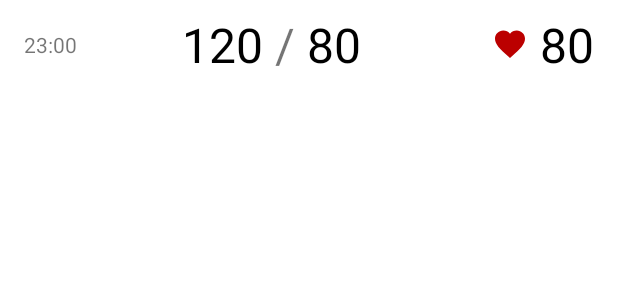
After one commit to udav2alex/PulsePressure, an Android app: the layout item_record.xml on its own in the app's theme, with its tools: preview values and no code run, on a phone screen of 412 x 824 dp. The commit adds this screen. Shown: the top 300 px of the screen. Run offline under Robolectric (Android 15) with nearby library versions, the phone set to English and light mode, and no system bars.

Commit message:
feat: UI, RecyclerView & RepositoryStub

```diff
--- /dev/null
+++ b/app/src/main/java/ru/gressor/pulsepressure/ui/editor/EditorFragment.kt
@@ -0,0 +1,6 @@
+package ru.gressor.pulsepressure.ui.editor
+
+import ru.gressor.pulsepressure.ui.BaseFragment
+
+class EditorFragment {
+}
--- /dev/null
+++ b/app/src/main/res/drawable/heart.xml
@@ -0,0 +1,10 @@
+<vector xmlns:android="http://schemas.android.com/apk/res/android"
+    android:width="24dp"
+    android:height="24dp"
+    android:viewportWidth="24"
+    android:viewportHeight="24"
+    android:tint="?attr/colorControlNormal">
+  <path
+      android:fillColor="@android:color/white"
+      android:pathData="M12,21.35l-1.45,-1.32C5.4,15.36 2,12.28 2,8.5 2,5.42 4.42,3 7.5,3c1.74,0 3.41,0.81 4.5,2.09C13.09,3.81 14.76,3 16.5,3 19.58,3 22,5.42 22,8.5c0,3.78 -3.4,6.86 -8.55,11.54L12,21.35z"/>
+</vector>
--- /dev/null
+++ b/app/src/main/res/layout/item_record.xml
@@ -0,0 +1,67 @@
+<?xml version="1.0" encoding="utf-8"?>
+<androidx.constraintlayout.widget.ConstraintLayout xmlns:android="http://schemas.android.com/apk/res/android"
+    xmlns:app="http://schemas.android.com/apk/res-auto"
+    xmlns:tools="http://schemas.android.com/tools"
+    android:layout_width="match_parent"
+    android:layout_height="wrap_content">
+
+    <TextView
+        android:id="@+id/time_text_view"
+        android:layout_width="wrap_content"
+        android:layout_height="wrap_content"
+        android:layout_margin="@dimen/gap_standard_16dp"
+        app:layout_constraintBottom_toBottomOf="parent"
+        app:layout_constraintStart_toStartOf="parent"
+        app:layout_constraintTop_toTopOf="parent"
+        tools:text="23:00" />
+
+    <TextView
+        android:id="@+id/delimiter"
+        android:layout_width="wrap_content"
+        android:layout_height="wrap_content"
+        android:padding="@dimen/gap_half_8dp"
+        android:text="@string/delimiter"
+        android:textSize="@dimen/data_size_32sp"
+        app:layout_constraintBottom_toBottomOf="parent"
+        app:layout_constraintEnd_toStartOf="@id/pulse_text_view"
+        app:layout_constraintStart_toEndOf="@id/time_text_view"
+        app:layout_constraintTop_toTopOf="parent" />
+
+    <TextView
+        android:id="@+id/systolic_text_view"
+        android:layout_width="wrap_content"
+        android:layout_height="wrap_content"
+        android:textColor="@color/data_color"
+        android:textSize="@dimen/data_size_32sp"
+        app:layout_constraintBottom_toBottomOf="parent"
+        app:layout_constraintEnd_toStartOf="@id/delimiter"
+        app:layout_constraintTop_toTopOf="parent"
+        tools:text="120" />
+
+    <TextView
+        android:id="@+id/diastolic_text_view"
+        android:layout_width="wrap_content"
+        android:layout_height="wrap_content"
+        android:textColor="@color/data_color"
+        android:textSize="@dimen/data_size_32sp"
+        app:layout_constraintBottom_toBottomOf="parent"
+        app:layout_constraintStart_toEndOf="@id/delimiter"
+        app:layout_constraintTop_toTopOf="parent"
+        tools:text="80" />
+
+    <TextView
+        android:id="@+id/pulse_text_view"
+        android:layout_width="wrap_content"
+        android:layout_height="wrap_content"
+        android:layout_marginEnd="@dimen/gap_standard_16dp"
+        android:drawablePadding="@dimen/gap_half_8dp"
+        android:textColor="@color/data_color"
+        android:textSize="@dimen/data_size_32sp"
+        app:drawableStartCompat="@drawable/heart"
+        app:drawableTint="#BB0000"
+        app:layout_constraintBottom_toBottomOf="parent"
+        app:layout_constraintEnd_toEndOf="parent"
+        app:layout_constraintTop_toTopOf="parent"
+        tools:text="80" />
+
+</androidx.constraintlayout.widget.ConstraintLayout>
--- a/app/src/main/res/layout/main_fragment.xml
+++ b/app/src/main/res/layout/main_fragment.xml
@@ -7,11 +7,10 @@
     android:layout_height="match_parent"
     tools:context=".ui.main.MainFragment">
 
-    <TextView
-        android:id="@+id/message"
+    <androidx.recyclerview.widget.RecyclerView
+        android:id="@+id/recycler"
         android:layout_width="wrap_content"
         android:layout_height="wrap_content"
-        android:text="MainFragment"
         app:layout_constraintBottom_toBottomOf="parent"
         app:layout_constraintEnd_toEndOf="parent"
         app:layout_constraintStart_toStartOf="parent"
--- a/app/src/main/res/values/colors.xml
+++ b/app/src/main/res/values/colors.xml
@@ -7,4 +7,5 @@
     <color name="teal_700">#FF018786</color>
     <color name="black">#FF000000</color>
     <color name="white">#FFFFFFFF</color>
+    <color name="data_color">#000000</color>
 </resources>
--- /dev/null
+++ b/app/src/main/res/values/dimens.xml
@@ -0,0 +1,7 @@
+<?xml version="1.0" encoding="utf-8"?>
+<resources>
+    <dimen name="gap_standard_16dp">16dp</dimen>
+    <dimen name="header_size_20sp">20sp</dimen>
+    <dimen name="data_size_32sp">32sp</dimen>
+    <dimen name="gap_half_8dp">8dp</dimen>
+</resources>
--- a/app/src/main/res/values/strings.xml
+++ b/app/src/main/res/values/strings.xml
@@ -1,4 +1,5 @@
 <resources>
     <string name="app_name">Pulse &amp; Pressure</string>
     <string name="add_new_record">Add new record</string>
+    <string name="delimiter">/</string>
 </resources>
```
Also changed, not shown: app/build.gradle (+8 -1 lines), app/src/main/java/ru/gressor/pulsepressure/entities/Record.kt (added, +8 -0 lines), app/src/main/java/ru/gressor/pulsepressure/repository/RecordsRepository.kt (added, +9 -0 lines), app/src/main/java/ru/gressor/pulsepressure/repository/RecordsRepositoryStub.kt (added, +54 -0 lines), app/src/main/java/ru/gressor/pulsepressure/ui/BaseFragment.kt (added, +24 -0 lines), app/src/main/java/ru/gressor/pulsepressure/ui/main/MainFragment.kt (+9 -24 lines), app/src/main/java/ru/gressor/pulsepressure/ui/main/MainRecyclerAdapter.kt (added, +80 -0 lines), app/src/main/java/ru/gressor/pulsepressure/ui/main/MainRecyclerRow.kt (added, +13 -0 lines), app/src/main/res/layout/item_day.xml (added, +10 -0 lines).
